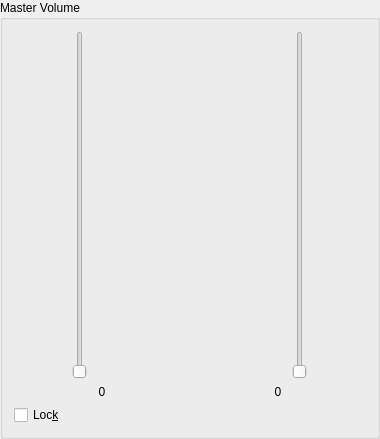
Old version of the form src/mastervolume.ui in the repository jusirkka/kenvy24-sunset.
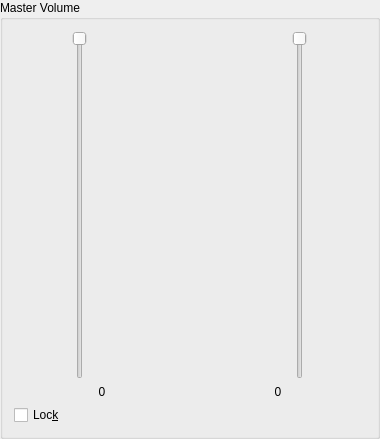
New version of the form. Custom widgets are drawn as their Qt base class.

Diff of the .ui file:
```diff
--- a/src/mastervolume.ui
+++ b/src/mastervolume.ui
@@ -70,6 +70,12 @@
               <property name="orientation">
                <enum>Qt::Vertical</enum>
               </property>
+              <property name="invertedAppearance">
+               <bool>true</bool>
+              </property>
+              <property name="invertedControls">
+               <bool>true</bool>
+              </property>
              </widget>
             </item>
             <item>
@@ -160,6 +166,12 @@
               <property name="orientation">
                <enum>Qt::Vertical</enum>
               </property>
+              <property name="invertedAppearance">
+               <bool>true</bool>
+              </property>
+              <property name="invertedControls">
+               <bool>true</bool>
+              </property>
              </widget>
             </item>
            </layout>
```
